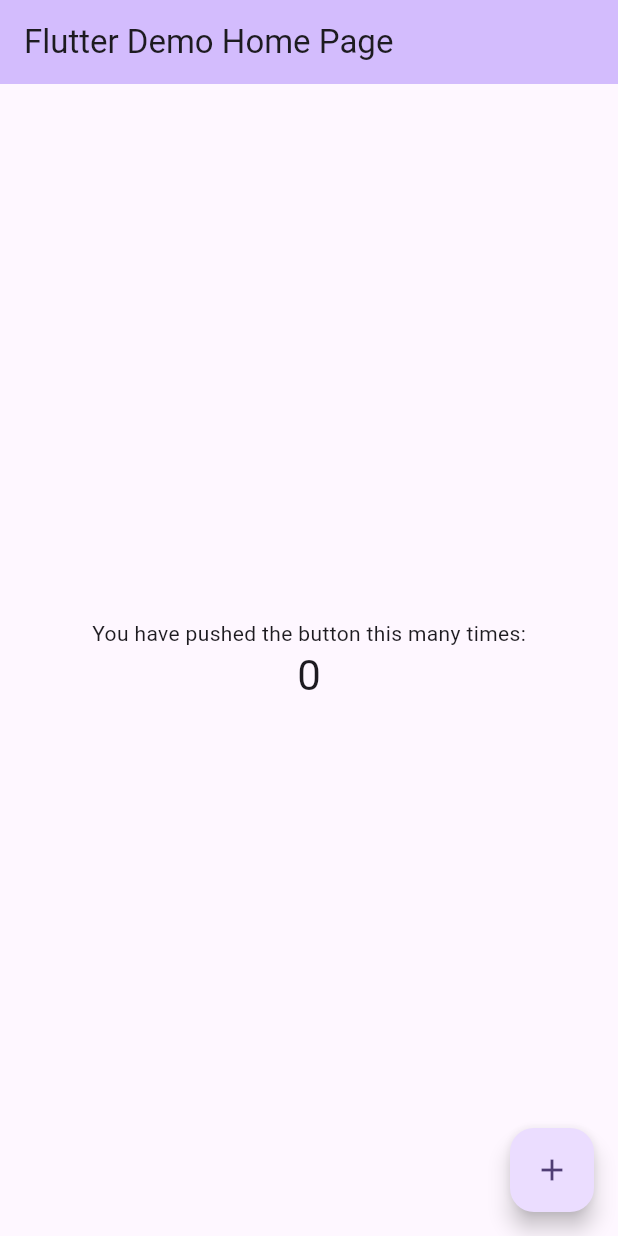
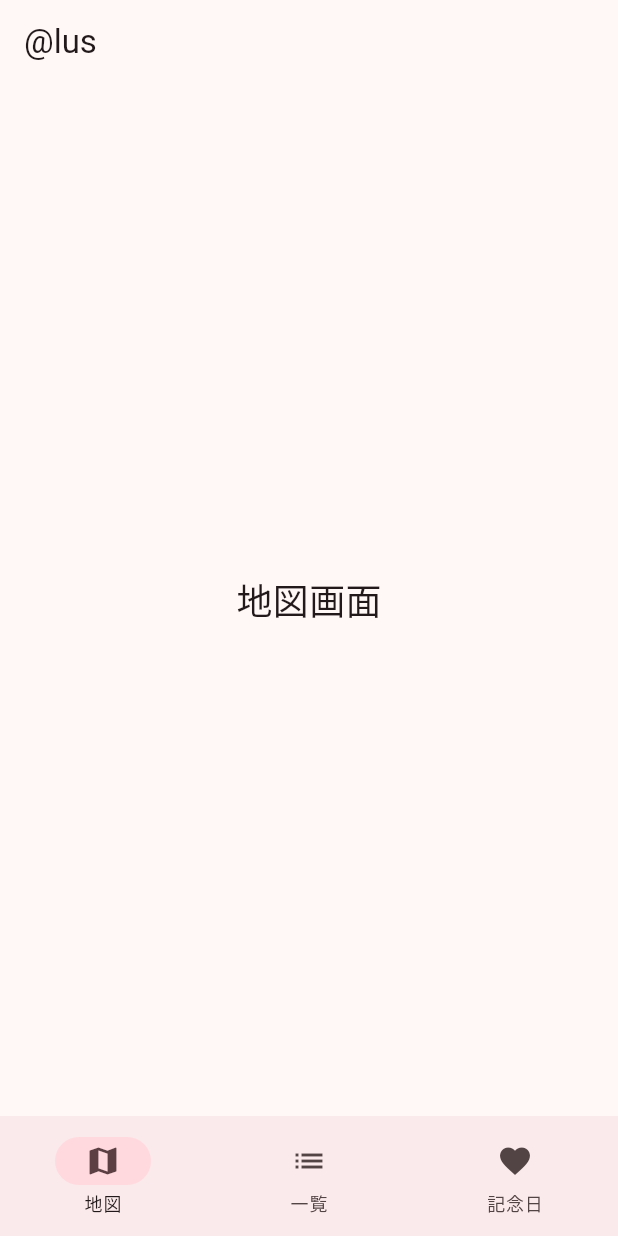
Before and after one commit to Kanarunrun17/atlus, a Flutter app: the screen it shows after launch, on a phone screen of 412 x 824 dp. Run offline on Flutter 3.47's test engine with Material 3 defaults, Android fonts, the phone set to English and light mode, and no system bars; our stand-ins replace drift, drift_flutter, flutter_riverpod, go_router; accounts and stored records are empty; generated files the repository leaves out were written again.

Commit message:
feat: add screen skeleton with go_router

```diff
--- a/lib/main.dart
+++ b/lib/main.dart
@@ -1,122 +1,24 @@
 import 'package:flutter/material.dart';
+import 'package:flutter_riverpod/flutter_riverpod.dart';
+
+import 'router/app_router.dart';
 
 void main() {
-  runApp(const MyApp());
+  runApp(const ProviderScope(child: AtlusApp()));
 }
 
-class MyApp extends StatelessWidget {
-  const MyApp({super.key});
+class AtlusApp extends StatelessWidget {
+  const AtlusApp({super.key});
 
-  // This widget is the root of your application.
   @override
   Widget build(BuildContext context) {
-    return MaterialApp(
-      title: 'Flutter Demo',
+    return MaterialApp.router(
+      title: '@lus',
       theme: ThemeData(
-        // This is the theme of your application.
-        //
-        // TRY THIS: Try running your application with "flutter run". You'll see
-        // the application has a purple toolbar. Then, without quitting the app,
-        // try changing the seedColor in the colorScheme below to Colors.green
-        // and then invoke "hot reload" (save your changes or press the "hot
-        // reload" button in a Flutter-supported IDE, or press "r" if you used
-        // the command line to start the app).
-        //
-        // Notice that the counter didn't reset back to zero; the application
-        // state is not lost during the reload. To reset the state, use hot
-        // restart instead.
-        //
-        // This works for code too, not just values: Most code changes can be
-        // tested with just a hot reload.
-        colorScheme: .fromSeed(seedColor: Colors.deepPurple),
+        colorScheme: ColorScheme.fromSeed(seedColor: Colors.pink),
+        useMaterial3: true,
       ),
-      home: const MyHomePage(title: 'Flutter Demo Home Page'),
+      routerConfig: appRouter,
     );
   }
 }
-
-class MyHomePage extends StatefulWidget {
-  const MyHomePage({super.key, required this.title});
-
-  // This widget is the home page of your application. It is stateful, meaning
-  // that it has a State object (defined below) that contains fields that affect
-  // how it looks.
-
-  // This class is the configuration for the state. It holds the values (in this
-  // case the title) provided by the parent (in this case the App widget) and
-  // used by the build method of the State. Fields in a Widget subclass are
-  // always marked "final".
-
-  final String title;
-
-  @override
-  State<MyHomePage> createState() => _MyHomePageState();
-}
-
-class _MyHomePageState extends State<MyHomePage> {
-  int _counter = 0;
-
-  void _incrementCounter() {
-    setState(() {
-      // This call to setState tells the Flutter framework that something has
-      // changed in this State, which causes it to rerun the build method below
-      // so that the display can reflect the updated values. If we changed
-      // _counter without calling setState(), then the build method would not be
-      // called again, and so nothing would appear to happen.
-      _counter++;
-    });
-  }
-
-  @override
-  Widget build(BuildContext context) {
-    // This method is rerun every time setState is called, for instance as done
-    // by the _incrementCounter method above.
-    //
-    // The Flutter framework has been optimized to make rerunning build methods
-    // fast, so that you can just rebuild anything that needs updating rather
-    // than having to individually change instances of widgets.
-    return Scaffold(
-      appBar: AppBar(
-        // TRY THIS: Try changing the color here to a specific color (to
-        // Colors.amber, perhaps?) and trigger a hot reload to see the AppBar
-        // change color while the other colors stay the same.
-        backgroundColor: Theme.of(context).colorScheme.inversePrimary,
-        // Here we take the value from the MyHomePage object that was created by
-        // the App.build method, and use it to set our appbar title.
-        title: Text(widget.title),
-      ),
-      body: Center(
-        // Center is a layout widget. It takes a single child and positions it
-        // in the middle of the parent.
-        child: Column(
-          // Column is also a layout widget. It takes a list of children and
-          // arranges them vertically. By default, it sizes itself to fit its
-          // children horizontally, and tries to be as tall as its parent.
-          //
-          // Column has various properties to control how it sizes itself and
-          // how it positions its children. Here we use mainAxisAlignment to
-          // center the children vertically; the main axis here is the vertical
-          // axis because Columns are vertical (the cross axis would be
-          // horizontal).
-          //
-          // TRY THIS: Invoke "debug painting" (choose the "Toggle Debug Paint"
-          // action in the IDE, or press "p" in the console), to see the
-          // wireframe for each widget.
-          mainAxisAlignment: .center,
-          children: [
-            const Text('You have pushed the button this many times:'),
-            Text(
-              '$_counter',
-              style: Theme.of(context).textTheme.headlineMedium,
-            ),
-          ],
-        ),
-      ),
-      floatingActionButton: FloatingActionButton(
-        onPressed: _incrementCounter,
-        tooltip: 'Increment',
-        child: const Icon(Icons.add),
-      ),
-    );
-  }
-}
--- /dev/null
+++ b/lib/router/app_router.dart
@@ -0,0 +1,99 @@
+import 'package:flutter/material.dart';
+import 'package:go_router/go_router.dart';
+
+import '../screens/anniversary_screen.dart';
+import '../screens/list_screen.dart';
+import '../screens/map_screen.dart';
+import '../screens/pin_detail_screen.dart';
+import '../screens/pin_edit_screen.dart';
+
+/// アプリ全体のルーティング定義。
+///
+/// - `/`, `/list`, `/anniversary` は下部タブ（StatefulShellRoute）で切り替え。
+/// - ピン詳細・編集はタブの上に重ねて表示する補助画面。
+final appRouter = GoRouter(
+  initialLocation: '/',
+  routes: [
+    // 下部タブを持つシェル。各ブランチがタブ1つに対応する。
+    StatefulShellRoute.indexedStack(
+      builder: (context, state, navigationShell) {
+        return _ScaffoldWithNavBar(navigationShell: navigationShell);
+      },
+      branches: [
+        StatefulShellBranch(
+          routes: [
+            GoRoute(
+              path: '/',
+              builder: (context, state) => const MapScreen(),
+            ),
+          ],
+        ),
+        StatefulShellBranch(
+          routes: [
+            GoRoute(
+              path: '/list',
+              builder: (context, state) => const ListScreen(),
+            ),
+          ],
+        ),
+        StatefulShellBranch(
+          routes: [
+            GoRoute(
+              path: '/anniversary',
+              builder: (context, state) => const AnniversaryScreen(),
+            ),
+          ],
+        ),
+      ],
+    ),
+
+    // 補助画面（タブの外）。
+    GoRoute(
+      path: '/pin/new',
+      builder: (context, state) => const PinEditScreen(),
+    ),
+    GoRoute(
+      path: '/pin/:id/edit',
+      builder: (context, state) {
+        final id = int.parse(state.pathParameters['id']!);
+        return PinEditScreen(pinId: id);
+      },
+    ),
+    GoRoute(
+      path: '/pin/:id',
+      builder: (context, state) {
+        final id = int.parse(state.pathParameters['id']!);
+        return PinDetailScreen(pinId: id);
+      },
+    ),
+  ],
+);
+
+/// 下部ナビゲーションバーを備えたシェル。
+class _ScaffoldWithNavBar extends StatelessWidget {
+  const _ScaffoldWithNavBar({required this.navigationShell});
+
+  final StatefulNavigationShell navigationShell;
+
+  @override
+  Widget build(BuildContext context) {
+    return Scaffold(
+      appBar: AppBar(title: const Text('@lus')),
+      body: navigationShell,
+      bottomNavigationBar: NavigationBar(
+        selectedIndex: navigationShell.currentIndex,
+        onDestinationSelected: (index) => navigationShell.goBranch(
+          index,
+          // 既に選択中のタブを再タップしたら先頭へ戻す。
+          initialLocation: index == navigationShell.currentIndex,
+        ),
+        destinations: const [
+          NavigationDestination(icon: Icon(Icons.map), label: '地図'),
+          NavigationDestination(icon: Icon(Icons.list), label: '一覧'),
+          NavigationDestination(
+              icon: Icon(Icons.favorite), label: '記念日'),
+        ],
+      ),
+    );
+  }
+}
--- /dev/null
+++ b/lib/screens/map_screen.dart
@@ -0,0 +1,13 @@
+import 'package:flutter/material.dart';
+
+/// 地図画面（ホーム・タブ）。F1〜F3 の実装はここに入る。
+class MapScreen extends StatelessWidget {
+  const MapScreen({super.key});
+
+  @override
+  Widget build(BuildContext context) {
+    return const Center(
+      child: Text('地図画面', style: TextStyle(fontSize: 24)),
+    );
+  }
+}
```
Also changed, not shown: lib/screens/anniversary_screen.dart (added, +13 -0 lines), lib/screens/list_screen.dart (added, +13 -0 lines), lib/screens/pin_detail_screen.dart (added, +19 -0 lines), lib/screens/pin_edit_screen.dart (added, +24 -0 lines).
